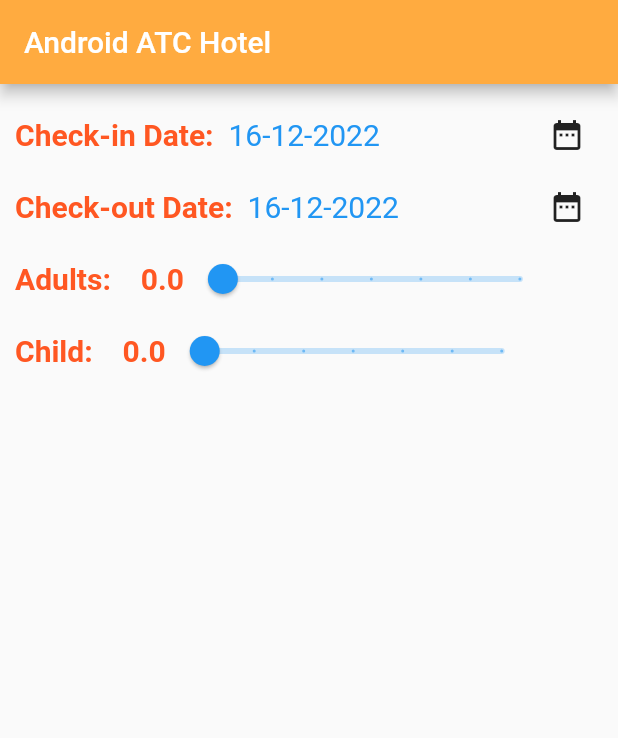
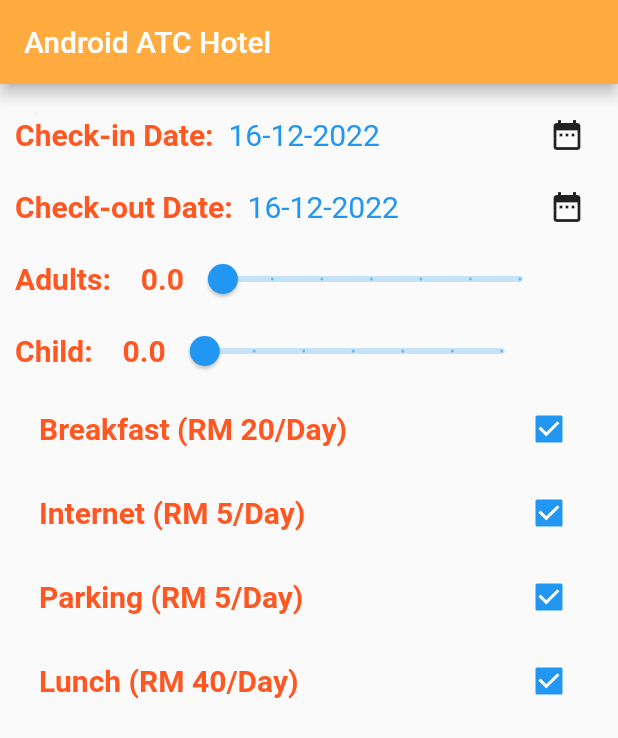
Before and after one commit to kamalnorizan/flutter_lesson8, a Flutter app: the screen it shows after launch, on a phone screen of 412 x 824 dp. Shown: the top 738 px of the screen. Run offline on Flutter 3.47's test engine with Material 2 defaults, Android fonts, the phone set to English and light mode, and no system bars.

```diff
--- a/lib/home.dart
+++ b/lib/home.dart
@@ -12,6 +12,10 @@ class _HomeState extends State<Home> {
   DateTime endDate = DateTime.now();
   var adult_number = 0.0;
   var child_number = 0.0;
+  bool? bfast = true;
+  bool? inet = true;
+  bool? pking = true;
+  bool? lunch = true;
   @override
   Widget build(BuildContext context) {
     return MaterialApp(
@@ -122,6 +126,77 @@ class _HomeState extends State<Home> {
                   ),
                 ],
               ),
+              Container(
+                height: 400,
+                child: Column(
+                  children: [
+                    CheckboxListTile(
+                      title: const Text(
+                        'Breakfast (RM 20/Day)',
+                        style: TextStyle(
+                          fontSize: 20,
+                          color: Colors.deepOrange,
+                          fontWeight: FontWeight.bold,
+                        ),
+                      ),
+                      onChanged: (bool? value) {
+                        setState(() {
+                          bfast = value;
+                        });
+                      },
+                      value: bfast,
+                    ),
+                    CheckboxListTile(
+                      title: const Text(
+                        'Internet (RM 5/Day)',
+                        style: TextStyle(
+                          fontSize: 20,
+                          color: Colors.deepOrange,
+                          fontWeight: FontWeight.bold,
+                        ),
+                      ),
+                      onChanged: (bool? value) {
+                        setState(() {
+                          inet = value;
+                        });
+                      },
+                      value: inet,
+                    ),
+                    CheckboxListTile(
+                      title: const Text(
+                        'Parking (RM 5/Day)',
+                        style: TextStyle(
+                          fontSize: 20,
+                          color: Colors.deepOrange,
+                          fontWeight: FontWeight.bold,
+                        ),
+                      ),
+                      onChanged: (bool? value) {
+                        setState(() {
+                          pking = value;
+                        });
+                      },
+                      value: pking,
+                    ),
+                    CheckboxListTile(
+                      title: const Text(
+                        'Lunch (RM 40/Day)',
+                        style: TextStyle(
+                          fontSize: 20,
+                          color: Colors.deepOrange,
+                          fontWeight: FontWeight.bold,
+                        ),
+                      ),
+                      onChanged: (bool? value) {
+                        setState(() {
+                          lunch = value;
+                        });
+                      },
+                      value: lunch,
+                    ),
+                  ],
+                ),
+              )
             ],
           ),
         ),
```
